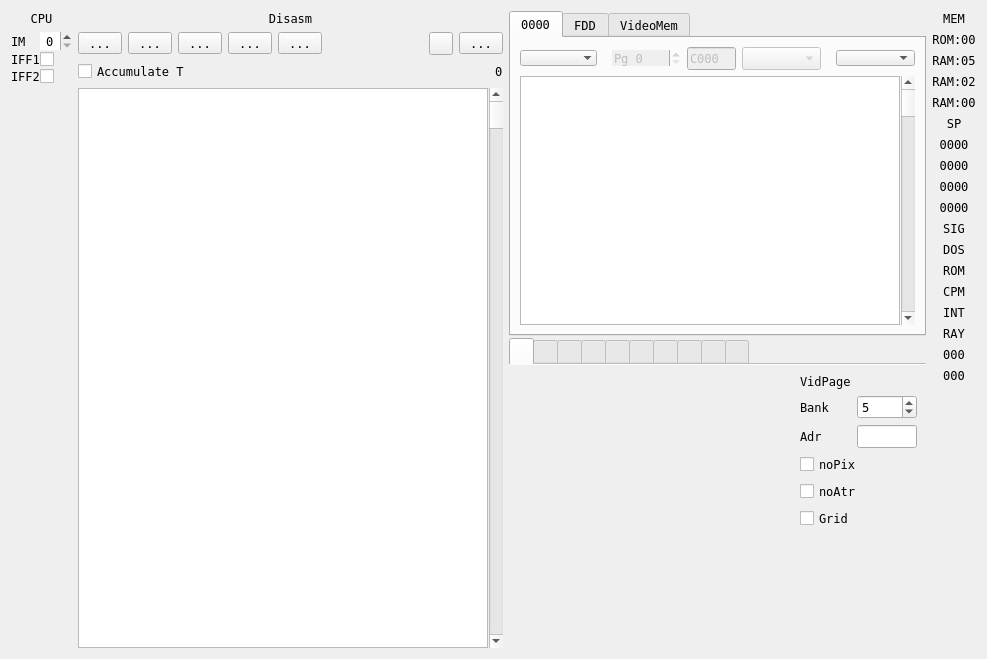
Before: the Qt Designer form ui/debuger.ui in samstyle/Xpeccy, drawn with Qt 5.
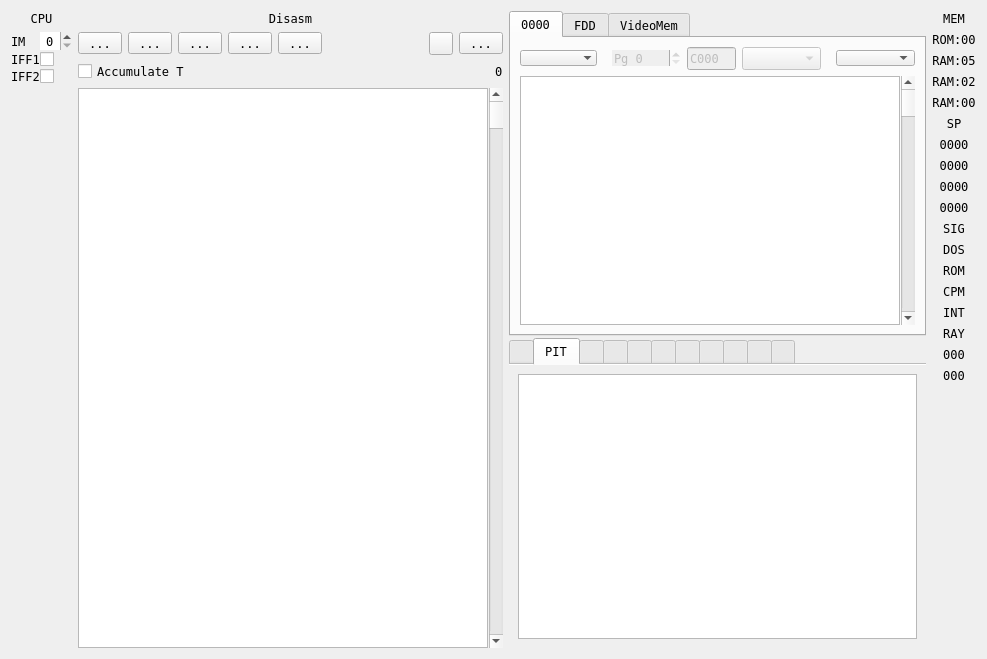
After: the same form once the commit is applied. The open tabs and pages were chosen to show the change. Icons and pictures are not drawn. Custom widgets are drawn as their Qt base class.

Diff of the .ui file:
```diff
--- a/ui/debuger.ui
+++ b/ui/debuger.ui
@@ -1064,6 +1064,23 @@
          </item>
         </layout>
        </widget>
+       <widget class="QWidget" name="pitTab">
+        <attribute name="title">
+         <string>PIT</string>
+        </attribute>
+        <layout class="QVBoxLayout" name="verticalLayout_17">
+         <item>
+          <widget class="QTableView" name="tabPit">
+           <property name="gridStyle">
+            <enum>Qt::DotLine</enum>
+           </property>
+           <attribute name="verticalHeaderDefaultSectionSize">
+            <number>17</number>
+           </attribute>
+          </widget>
+         </item>
+        </layout>
+       </widget>
        <widget class="QWidget" name="ayTab">
         <attribute name="icon">
          <iconset resource="../xpeccy.qrc">
```
